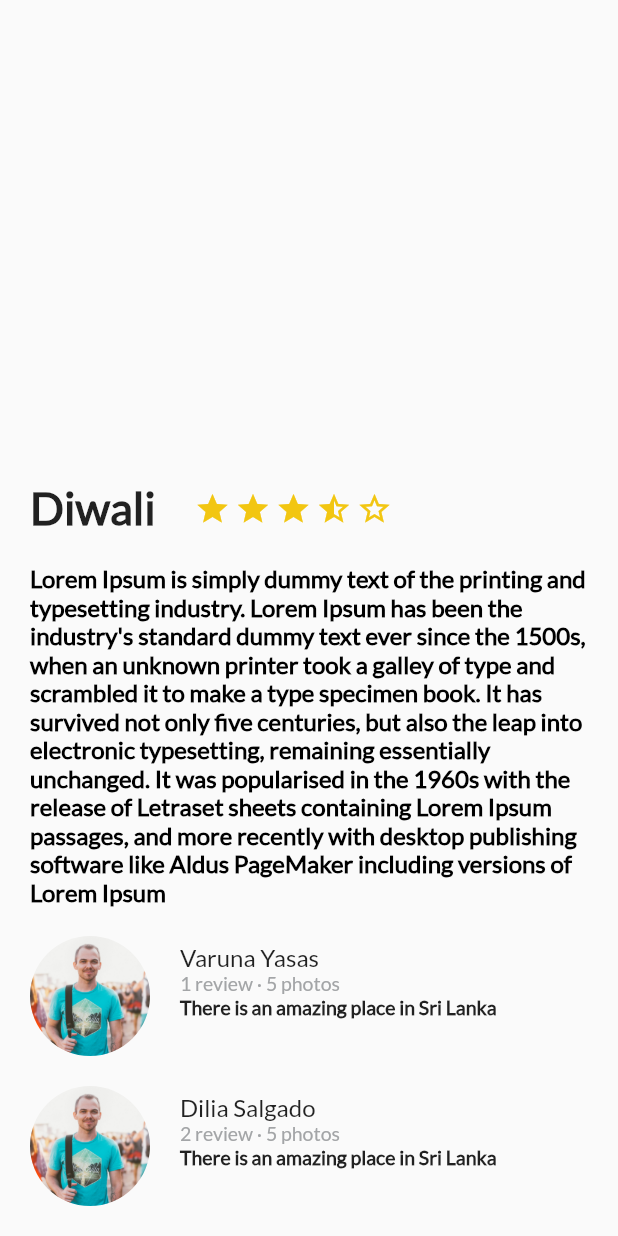
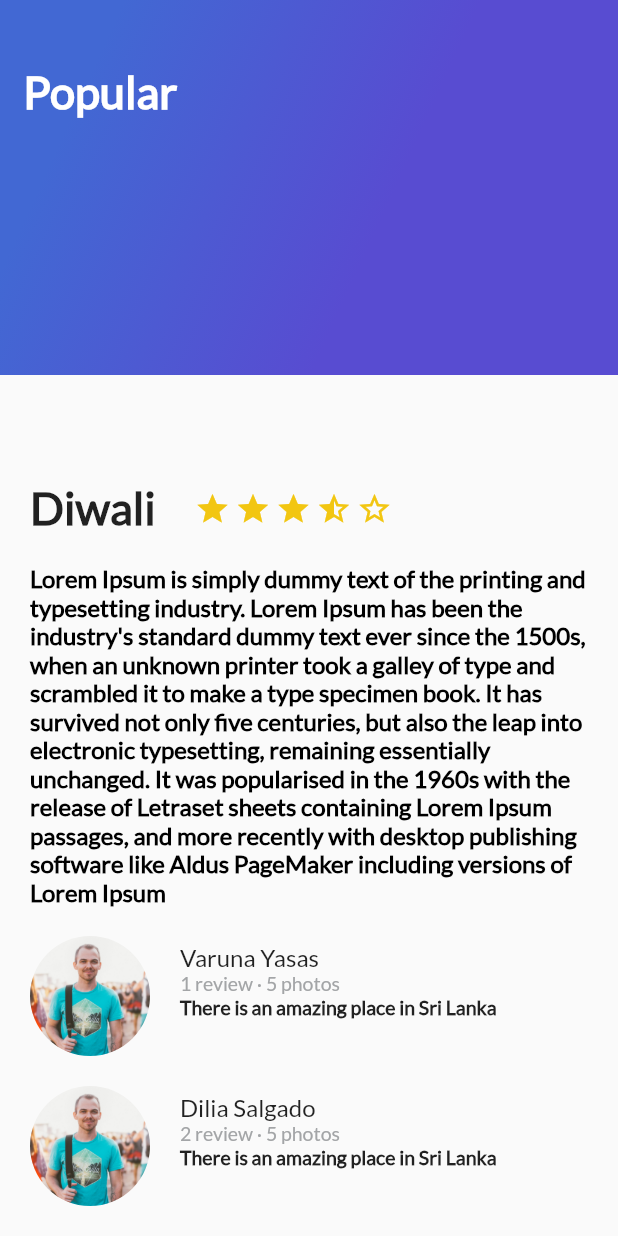
Before and after one commit to CesarJOtizM/Flutter, a Flutter app: the screen it shows after launch, on a phone screen of 412 x 824 dp. Run offline on Flutter 3.47's test engine with Material 2 defaults, Android fonts, the phone set to English and light mode, and no system bars.

Commit message:
cracion del appbar

```diff
--- a/lib/src/App.dart
+++ b/lib/src/App.dart
@@ -1,5 +1,6 @@
 import 'package:flutter/material.dart';
 import 'package:flutter_trips/src/screens/Description_place.dart';
+import 'package:flutter_trips/src/screens/GradientBack.dart';
 import 'package:flutter_trips/src/screens/ListReview.dart';
 
 class MyApp extends StatelessWidget {
@@ -12,7 +13,9 @@ class MyApp extends StatelessWidget {
         primarySwatch: Colors.green,
       ),
       home: Scaffold(
-        body: ListView(
+        body: Stack(
+          children: [
+            ListView(
               scrollDirection: Axis.vertical,
               children: [
                 DescriptionPlace(
@@ -23,6 +26,9 @@ class MyApp extends StatelessWidget {
                 ReviewList()
               ],
             ),
+            GradientBack("Popular"),
+          ],
+        ),
       ),
     );
   }
--- /dev/null
+++ b/lib/src/screens/GradientBack.dart
@@ -0,0 +1,30 @@
+import 'package:flutter/material.dart';
+
+class GradientBack extends StatelessWidget {
+  final String title;
+
+  GradientBack(this.title);
+
+  @override
+  Widget build(BuildContext context) {
+    return Container(
+      height: 250.0,
+      decoration: BoxDecoration(
+          gradient: LinearGradient(
+              colors: [Color(0xFF4268D3), Color(0xFF584CD1)],
+              begin: FractionalOffset(0.2, 0.0),
+              end: FractionalOffset(1.0, 0.6),
+              stops: [0.0, 0.6],
+              tileMode: TileMode.clamp)),
+      child: Text(
+        title,
+        style: TextStyle(
+            color: Colors.white,
+            fontSize: 30.0,
+            fontFamily: "Lato",
+            fontWeight: FontWeight.bold),
+      ),
+      alignment: Alignment(-0.9, -0.6),
+    );
+  }
+}
--- a/pubspec.yaml
+++ b/pubspec.yaml
@@ -18,6 +18,10 @@ flutter:
   uses-material-design: true
   assets:
     - lib/src/assets/images/people.jpg
+    - lib/src/assets/images/beach_palm.jpeg
+    - lib/src/assets/images/mountain_stars.jpeg
+    - lib/src/assets/images/mountain.jpeg
+    - lib/src/assets/images/river.jpeg
   fonts:
     - family: Lato
       fonts:
```
Also changed, not shown: lib/src/screens/CardImage.dart (added, +27 -0 lines), lib/src/assets/images/beach_palm.jpeg (added), lib/src/assets/images/mountain.jpeg (added), lib/src/assets/images/mountain_stars.jpeg (added), lib/src/assets/images/river.jpeg (added). Lines whose indentation alone changed are shown as unchanged.
